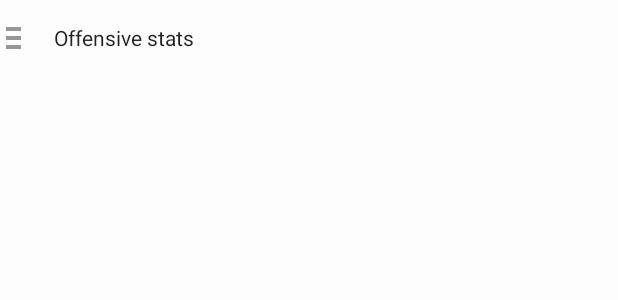
After one commit to Syrok77/CharacterSheet, an Android app: the layout drawer_nav_target_view.xml on its own in the app's theme, with its tools: preview values and no code run, on a phone screen of 412 x 824 dp. The commit adds this screen. Shown: the top 300 px of the screen. Run offline under Robolectric (Android 15) with nearby library versions, the phone set to English and light mode, and no system bars.

Commit message:
Added navigation item to nav drawer

```diff
--- a/app/src/main/java/com/paragonfervour/charactersheet/activity/BaseToolbarActivity.java
+++ b/app/src/main/java/com/paragonfervour/charactersheet/activity/BaseToolbarActivity.java
@@ -10,5 +10,4 @@ public abstract class BaseToolbarActivity extends RoboActionBarActivity {
     public abstract Toolbar getToolbar();
 
     // Navigation functionality
-
 }
--- a/app/src/main/java/com/paragonfervour/charactersheet/drawer/NavigationDrawerFragment.java
+++ b/app/src/main/java/com/paragonfervour/charactersheet/drawer/NavigationDrawerFragment.java
@@ -119,7 +119,7 @@ public class NavigationDrawerFragment extends RoboFragment {
                 .subscribe(new Action1<GameCharacter>() {
                     @Override
                     public void call(GameCharacter character) {
-                        DrawerRecyclerAdapter adapter = new DrawerRecyclerAdapter(character);
+                        DrawerRecyclerAdapter adapter = new DrawerRecyclerAdapter(character, getActivity());
                         mRecyclerView.setAdapter(adapter);
                     }
                 }));
--- a/app/src/main/res/layout/component_weapon.xml
+++ b/app/src/main/res/layout/component_weapon.xml
@@ -3,11 +3,7 @@
               xmlns:tools="http://schemas.android.com/tools"
               android:orientation="horizontal"
               android:layout_width="match_parent"
-              android:layout_height="wrap_content"
-              android:layout_marginLeft="16dp"
-              android:layout_marginStart="16dp"
-              android:layout_marginRight="16dp"
-              android:layout_marginEnd="16dp" >
+              android:layout_height="wrap_content" >
 
     <!-- TODO: Make this look good -->
     <ImageView
--- a/app/src/main/res/layout/drawer_header_view.xml
+++ b/app/src/main/res/layout/drawer_header_view.xml
@@ -11,8 +11,8 @@
         android:layout_width="match_parent"
         android:layout_height="56dp"
         android:layout_alignParentBottom="true"
-        android:layout_marginStart="16dp"
-        android:layout_marginLeft="16dp"
+        android:layout_marginStart="32dp"
+        android:layout_marginLeft="32dp"
         android:layout_marginEnd="16dp"
         android:layout_marginRight="16dp"
         android:gravity="center_vertical"
--- /dev/null
+++ b/app/src/main/res/layout/drawer_nav_target_view.xml
@@ -0,0 +1,32 @@
+<?xml version="1.0" encoding="utf-8"?>
+<LinearLayout xmlns:android="http://schemas.android.com/apk/res/android"
+              xmlns:tools="http://schemas.android.com/tools"
+              android:orientation="horizontal"
+              android:layout_width="match_parent"
+              android:layout_height="50dp"
+              android:paddingLeft="4dp"
+              android:paddingStart="4dp"
+              android:paddingRight="0dp"
+              android:paddingEnd="0dp"
+              android:background="?attr/selectableItemBackground">
+
+    <ImageView
+        android:id="@+id/drawer_nav_target_icon"
+        android:layout_width="wrap_content"
+        android:layout_height="wrap_content"
+        android:layout_gravity="center_vertical"
+        android:layout_marginRight="16dp"
+        android:layout_marginEnd="16dp"
+        android:contentDescription="@string/cd_weapon_icon"
+        tools:src="@drawable/ic_drawer"/>
+
+    <TextView
+        android:id="@+id/drawer_nav_target_text"
+        android:layout_width="match_parent"
+        android:layout_height="wrap_content"
+        android:layout_gravity="center_vertical"
+        android:textSize="@dimen/abc_text_size_small_material"
+        tools:textColor="@color/primary_text_default_material_light"
+        tools:text="@string/nav_offense_activity"/>
+
+</LinearLayout>
--- a/app/src/main/res/values/dimens.xml
+++ b/app/src/main/res/values/dimens.xml
@@ -7,6 +7,8 @@
          https://developer.android.com/design/patterns/navigation-drawer.html -->
     <dimen name="navigation_drawer_width">240dp</dimen>
 
+    <dimen name="divider_height">1dp</dimen>
+
     <!-- Text sizes -->
     <dimen name="text_medium">16sp</dimen>
     <dimen name="text_large">18sp</dimen>
--- a/app/src/main/res/values/strings.xml
+++ b/app/src/main/res/values/strings.xml
@@ -12,12 +12,17 @@
     <string name="standard_weight">lb</string>
     <string name="standard_distance">feet</string>
 
+    <!-- Navigation -->
+    <string name="nav_offense_activity">Offensive stats</string>
+
     <!-- Offense page -->
     <string name="offense_main_hand">Main Hand</string>
     <string name="offense_off_hand">Off Hand</string>
+    <string name="offense_spells">Spells</string>
 
     <!-- Content descriptions -->
     <string name="cd_weapon_icon">Weapon Icon</string>
+    <string name="cd_navigatoin">Navigation</string>
 
     <string name="character_info_class_format">Level %1$d %2$s</string>
 
```
Also changed, not shown: app/src/main/java/com/paragonfervour/charactersheet/activity/OffenseActivity.java (+1 -7 lines), app/src/main/java/com/paragonfervour/charactersheet/drawer/DrawerRecyclerAdapter.java (+116 -5 lines), app/src/main/res/layout/fragment_offense.xml (+4 -4 lines).
